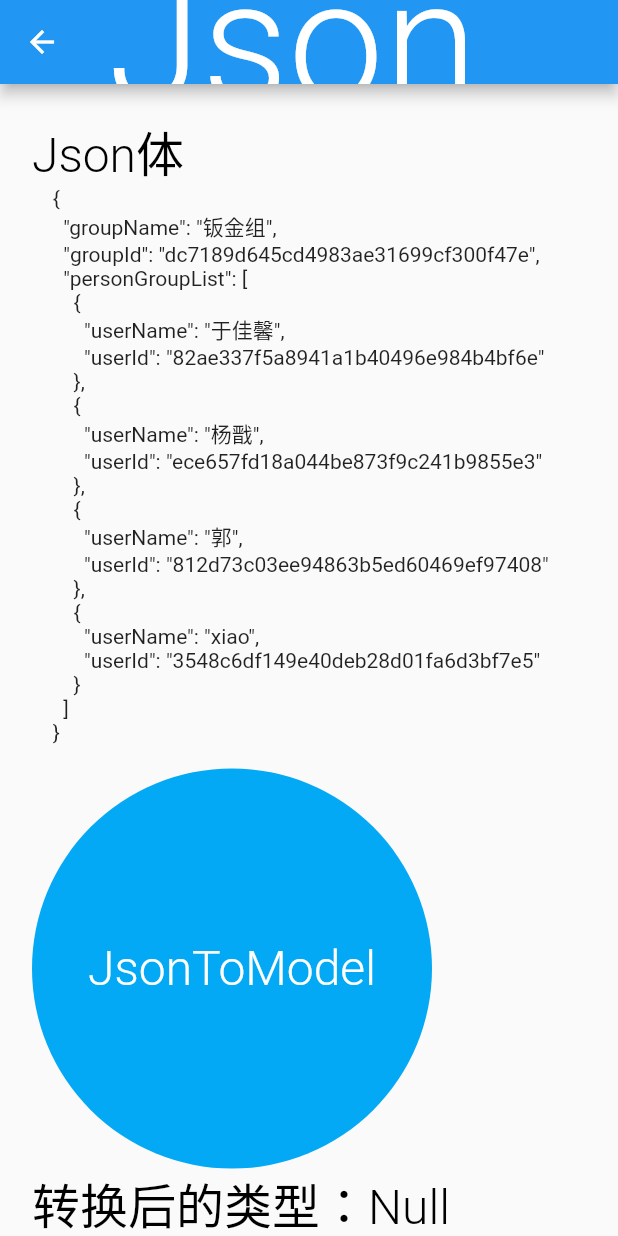
After one commit to jack0-0wu/flutter_demo, a Flutter app: the screen it shows after launch, after a tap on "json转modelDemo", on a phone screen of 412 x 824 dp. The commit adds this screen. Run offline on Flutter 3.47's test engine with Material 2 defaults, Android fonts, the phone set to English and light mode, and no system bars; our stand-ins replace device_preview, faker, image_picker, logger; missing offline and left inert: image_crop.

Commit message:
demo追加

```diff
--- a/lib/config/routers.dart
+++ b/lib/config/routers.dart
@@ -1,8 +1,10 @@
+import 'package:flutter_demo/page/demo/calendar_demo/calendar_demo.dart';
 import 'package:flutter_demo/page/demo/clipping_picture/clipping_demo.dart';
 import 'package:flutter_demo/page/demo/clipping_picture/clipping_picture.dart';
 import 'package:flutter_demo/page/demo/clipping_picture/crop_demo.dart';
 import 'package:flutter_demo/page/demo/faker_demo/faker_demo.dart';
 import 'package:flutter_demo/page/demo/index/index.dart';
+import 'package:flutter_demo/page/demo/json_to_model_demo/json_to_model_demo.dart';
 import 'package:flutter_demo/page/demo/logger_test/logger_demo.dart';
 import 'package:flutter_demo/page/demo/planfrom_test/planform_channel_demo2.dart';
 import 'package:flutter_demo/page/demo/router_test/router_test.dart';
@@ -21,7 +23,9 @@ class Routers {
       'clippingPicture':ClippingPicture(),
       'richTextDemo':RichTextDemo(),
       'loggerDemo':LoggerDemo(),
-      'fakerDemo':FakerDemo()
+      'fakerDemo':FakerDemo(),
+      'calendarDemo':CalendarDemo(),
+      'jsonToModelDemo':JsonToModelDemo()
     }
   ];
 }
--- a/lib/main.dart
+++ b/lib/main.dart
@@ -1,9 +1,17 @@
+import 'package:device_preview/device_preview.dart';
+import 'package:flutter/foundation.dart';
 import 'package:flutter/material.dart';
 import 'package:flutter_demo/page/demo/index/index.dart';
 import 'package:flutter_demo/util/router_util.dart';
 
 void main() {
-  runApp(MyApp());
+  runApp(
+      // MyApp()
+    DevicePreview(
+      enabled: !kReleaseMode,
+      builder: (context) => MyApp(), // Wrap your app
+    ),
+  );
 }
 
 class MyApp extends StatelessWidget {
@@ -11,6 +19,8 @@ class MyApp extends StatelessWidget {
   @override
   Widget build(BuildContext context) {
     return MaterialApp(
+      locale: DevicePreview.locale(context), // Add the locale here
+      builder: DevicePreview.appBuilder,
       title: 'Flutter Demo',
       onGenerateRoute: RouterUtil.jumpTo,
       theme: ThemeData(
--- /dev/null
+++ b/lib/page/demo/calendar_demo/calendar_demo.dart
@@ -0,0 +1,35 @@
+import 'package:flutter/cupertino.dart';
+import 'package:flutter/material.dart';
+import 'package:flutter_demo/util/util.dart';
+
+
+/// Copyright (C), 2015-2020, flutter_demo
+/// FileName: calendar_demo
+/// Author: Jack
+/// Date: 2020/11/25
+/// Description:
+class CalendarDemo extends StatefulWidget {
+  @override
+  _CalendarDemoState createState() => _CalendarDemoState();
+}
+
+class _CalendarDemoState extends State<CalendarDemo> {
+  @override
+  Widget build(BuildContext context) {
+    return Scaffold(
+      appBar: CustomAppBar(title: "CalendarDemo"),
+      body: ListView(
+        children: [
+          Padding(
+            padding: EdgeInsets.all(20.s),
+            child: Column(
+              crossAxisAlignment: CrossAxisAlignment.start,
+              children: [
+              ],
+            ),
+          )
+        ],
+      ),
+    );
+  }
+}
--- a/lib/page/demo/index/index.dart
+++ b/lib/page/demo/index/index.dart
@@ -61,6 +61,16 @@ class _IndexState extends State<Index> {
                 onTap: () {
                   RouterUtil.push(context, routerName: "fakerDemo");
                 }),
+            // Button(
+            //     text: "日历控件Demo",
+            //     onTap: () {
+            //       RouterUtil.push(context, routerName: "calendarDemo");
+            //     }),
+            Button(
+                text: "json转modelDemo",
+                onTap: () {
+                  RouterUtil.push(context, routerName: "jsonToModelDemo");
+                }),
           ],
         ),
       ),
--- /dev/null
+++ b/lib/page/demo/json_to_model_demo/employee_by_group_model.dart
@@ -0,0 +1,58 @@
+/// Copyright (C), 2015-2020, flutter_demo
+/// FileName: employee_by_group_model
+/// Author: Jack
+/// Date: 2020/11/26
+/// Description:
+// To parse this JSON data, do
+//
+//     final employByGroupModel = employByGroupModelFromJson(jsonString);
+
+import 'dart:convert';
+
+EmployByGroupModel employByGroupModelFromJson(String str) => EmployByGroupModel.fromJson(json.decode(str));
+
+String employByGroupModelToJson(EmployByGroupModel data) => json.encode(data.toJson());
+
+class EmployByGroupModel {
+  EmployByGroupModel({
+    this.groupName,
+    this.groupId,
+    this.personGroupList,
+  });
+
+  String groupName;
+  String groupId;
+  List<PersonGroupList> personGroupList;
+
+  factory EmployByGroupModel.fromJson(Map<String, dynamic> json) => EmployByGroupModel(
+    groupName: json["groupName"],
+    groupId: json["groupId"],
+    personGroupList: List<PersonGroupList>.from(json["personGroupList"].map((x) => PersonGroupList.fromJson(x))),
+  );
+
+  Map<String, dynamic> toJson() => {
+    "groupName": groupName,
+    "groupId": groupId,
+    "personGroupList": List<dynamic>.from(personGroupList.map((x) => x.toJson())),
+  };
+}
+
+class PersonGroupList {
+  PersonGroupList({
+    this.userName,
+    this.userId,
+  });
+
+  String userName;
+  String userId;
+
+  factory PersonGroupList.fromJson(Map<String, dynamic> json) => PersonGroupList(
+    userName: json["userName"],
+    userId: json["userId"],
+  );
+
+  Map<String, dynamic> toJson() => {
+    "userName": userName,
+    "userId": userId,
+  };
+}
--- /dev/null
+++ b/lib/page/demo/json_to_model_demo/json_to_model_demo.dart
@@ -0,0 +1,81 @@
+import 'dart:convert';
+
+import 'package:flutter/cupertino.dart';
+import 'package:flutter/material.dart';
+import 'package:flutter_demo/util/util.dart';
+
+import 'employee_by_group_model.dart';
+
+/// Copyright (C), 2015-2020, flutter_demo
+/// FileName: json_to_model_demo
+/// Author: Jack
+/// Date: 2020/11/26
+/// Description:
+class JsonToModelDemo extends StatefulWidget {
+  @override
+  _JsonToModelDemoState createState() => _JsonToModelDemoState();
+}
+
+class _JsonToModelDemoState extends State<JsonToModelDemo> {
+  String jsonStr =
+      '{"groupName": "钣金组","groupId": "dc7189d645cd4983ae31699cf300f47e","personGroupList": [{"userName": "于佳馨", "userId": "82ae337f5a8941a1b40496e984b4bf6e"},{"userName": "杨戬", "userId": "ece657fd18a044be873f9c241b9855e3"},{"userName": "郭", "userId": "812d73c03ee94863b5ed60469ef97408"},{"userName": "xiao", "userId": "3548c6df149e40deb28d01fa6d3bf7e5"}]}';
+  var employByGroupModel;
+
+  // Map jsonCodec = json.decode(jsonStr);
+
+  toModel() {
+    employByGroupModel = employByGroupModelFromJson(jsonStr);
+    print(employByGroupModel.runtimeType);
+  }
+
+  @override
+  Widget build(BuildContext context) {
+    return Scaffold(
+      appBar: CustomAppBar(title: "JsonToModelDemo"),
+      body: ListView(
+        children: [
+          Padding(
+            padding: EdgeInsets.all(20.s),
+            child: Column(
+              crossAxisAlignment: CrossAxisAlignment.start,
+              children: [
+                Font(text: "Json体"),
+                Text('''
+    {
+      "groupName": "钣金组",
+      "groupId": "dc7189d645cd4983ae31699cf300f47e",
+      "personGroupList": [
+        {
+          "userName": "于佳馨",
+          "userId": "82ae337f5a8941a1b40496e984b4bf6e"
+        },
+        {
+          "userName": "杨戬",
+          "userId": "ece657fd18a044be873f9c241b9855e3"
+        },
+        {
+          "userName": "郭",
+          "userId": "812d73c03ee94863b5ed60469ef97408"
+        },
+        {
+          "userName": "xiao",
+          "userId": "3548c6df149e40deb28d01fa6d3bf7e5"
+        }
+      ]
+    }
+                '''),
+                Button(
+                    text: "JsonToModel",
+                    onTap: () {
+                      toModel();
+                      setState(() {});
+                    }),
+                Font(text: "转换后的类型：${employByGroupModel.runtimeType}")
+              ],
+            ),
+          )
+        ],
+      ),
+    );
+  }
+}
--- a/lib/util/custom_widget.dart
+++ b/lib/util/custom_widget.dart
@@ -26,7 +26,7 @@ Font(
 Button(
         {width,
         height,
-        text,
+        text = "",
         textColor = Colors.white,
         buttonColor = Colors.lightBlue,
         onTap}) =>
--- a/pubspec.yaml
+++ b/pubspec.yaml
@@ -31,6 +31,8 @@ dependencies:
   logger: ^0.9.4
   # 模拟假数据
   faker: ^1.3.0
+  # 设备预览
+  device_preview: ^0.5.5
 
   # The following adds the Cupertino Icons font to your application.
   # Use with the CupertinoIcons class for iOS style icons.
```
Also changed, not shown: pubspec.lock.
